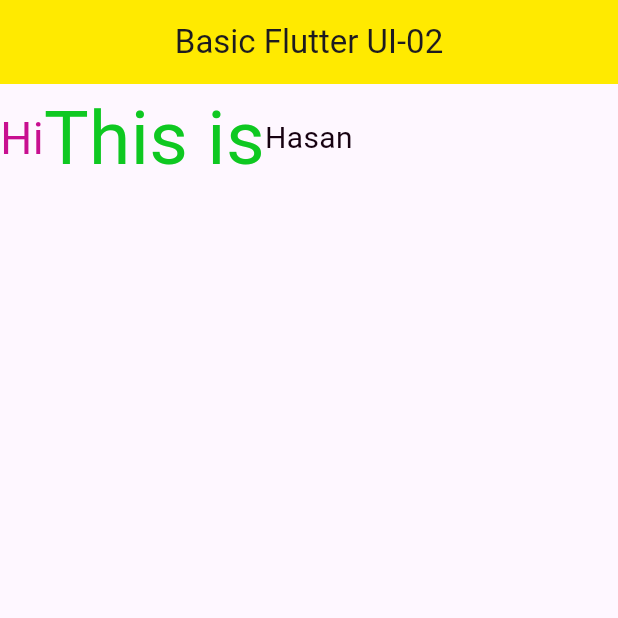
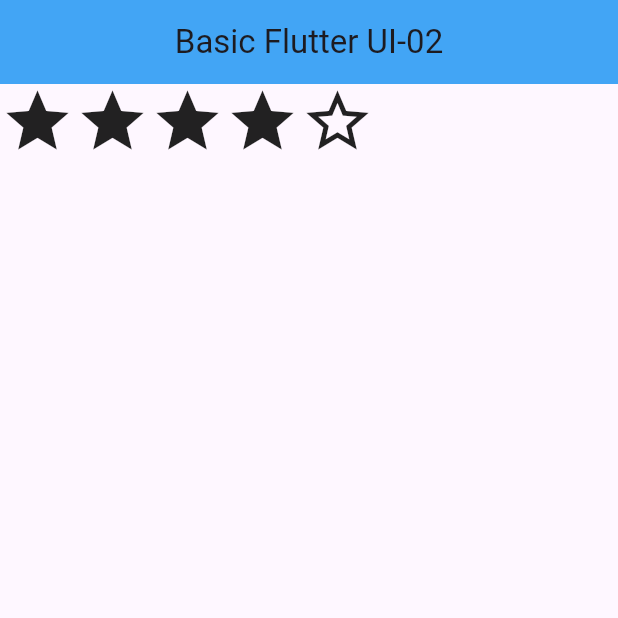
Before and after one commit to hasanrabbi18/flutter_application_1, a Flutter app: the screen it shows after launch, on a phone screen of 412 x 824 dp, the top half of it. Run offline on Flutter 3.47's test engine with Material 3 defaults, Android fonts, the phone set to English and light mode, and no system bars.

Commit message:
icon Used

```diff
--- a/lib/main.dart
+++ b/lib/main.dart
@@ -1,40 +1,46 @@
 import 'package:flutter/material.dart';
 
 void main() {
-  runApp(const labClass05());
+  runApp(const LabClass05());
 }
 
-class labClass05 extends StatelessWidget {
-  const labClass05({super.key});
+class LabClass05 extends StatelessWidget {
+  const LabClass05({super.key});
 
-  // This widget is the root of your application.
   @override
   Widget build(BuildContext context) {
     return MaterialApp(
-      title: 'Basic Flutter UI-02',
+      title: "Basic Flutter UI-02",
       home: Scaffold(
         appBar: AppBar(
           title: Text("Basic Flutter UI-02"),
-          backgroundColor: const Color.fromARGB(255, 255, 234, 0),
+          backgroundColor: Colors.blue[400],
           centerTitle: true,
         ),
-        body: Row(children: [
-          Text(
-            "Hi",
-            style: TextStyle(
-                color: const Color.fromARGB(255, 200, 15, 144), fontSize: 30),
-          ),
-          Text(
-            "This is",
-            style: TextStyle(
-                color: const Color.fromARGB(255, 15, 200, 33), fontSize: 50),
-          ),
-          Text(
-            "Hasan",
-            style: TextStyle(
-                color: const Color.fromARGB(255, 22, 1, 16), fontSize: 20),
-          ),
-        ]),
+        body: Row(
+          children: [
+            Icon(
+             Icons.star,
+             size: 50,
+            ),
+            Icon(
+             Icons.star,
+             size: 50,
+            ),
+            Icon(
+             Icons.star,
+             size: 50,
+            ),
+            Icon(
+             Icons.star,
+             size: 50,
+            ),
+            Icon(
+             Icons.star_outline,
+             size: 50,
+            ),
+          ],
+        ),
       ),
     );
   }
```
